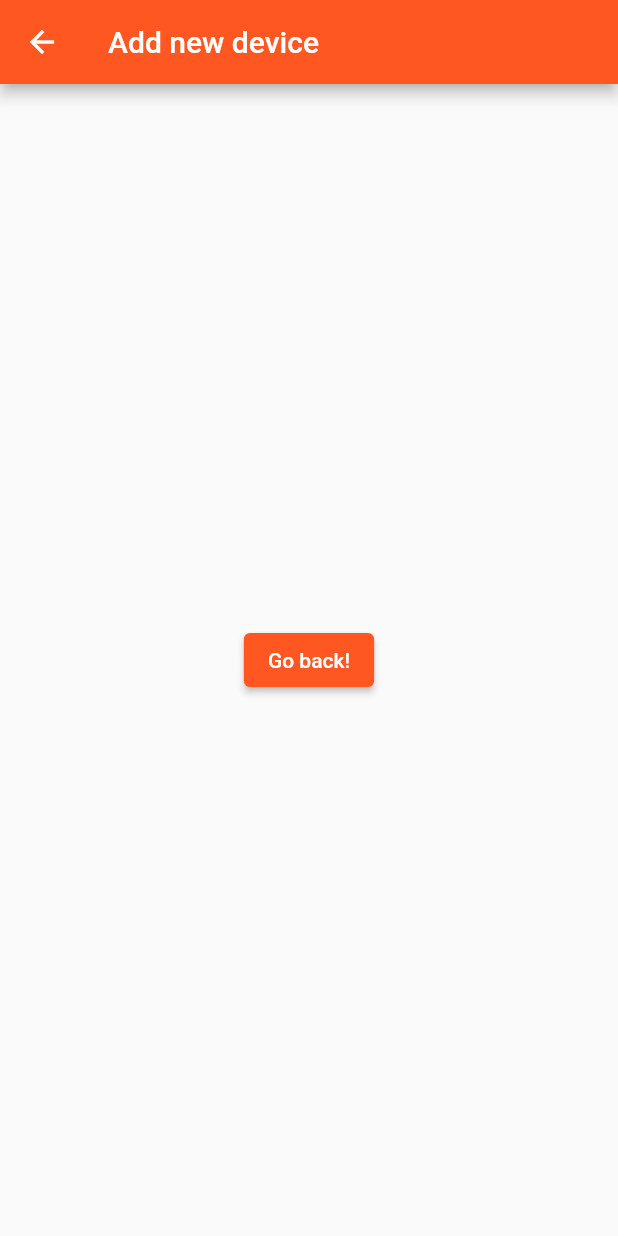
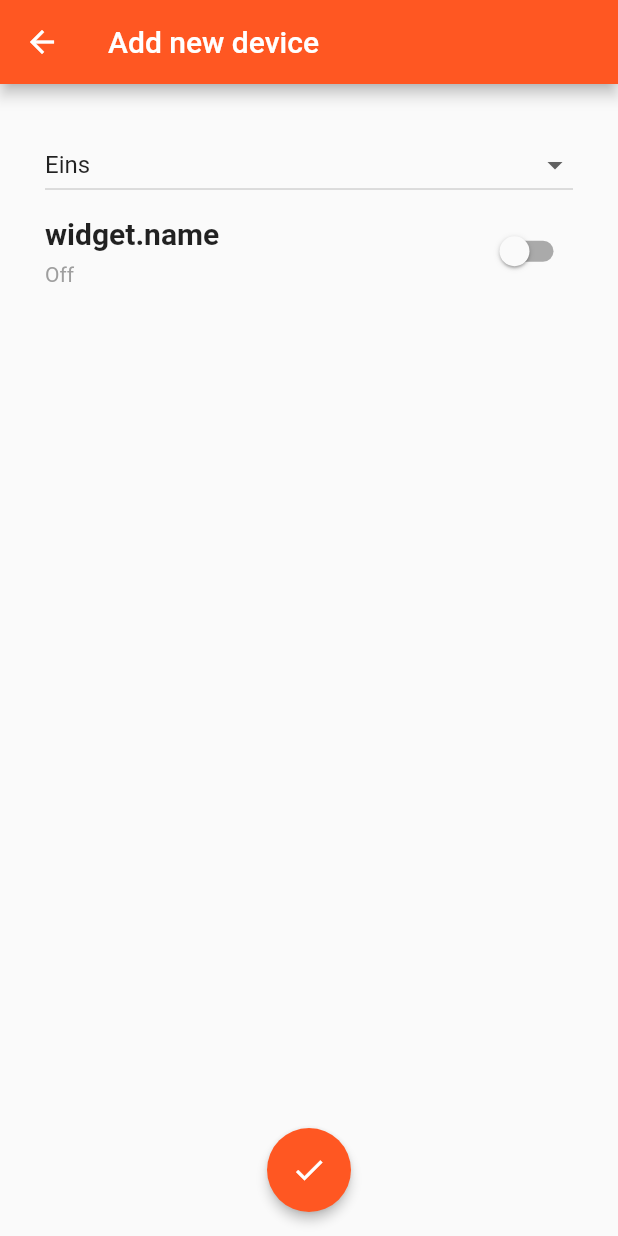
Before and after one commit to elivlo/home_control, a Flutter app: the screen it shows after launch, after a tap on the "add" icon, on a phone screen of 412 x 824 dp. Run offline on Flutter 3.47's test engine with Material 2 defaults, Android fonts, the phone set to English and light mode, and no system bars.

Commit message:
Change file structure and add unfinished create page

```diff
--- a/lib/MainTabWidget.dart
+++ b/lib/MainTabWidget.dart
@@ -1,13 +1,10 @@
-import 'dart:ffi';
-
 import 'package:flutter/material.dart';
 
 import 'package:home_control/subPages/pageNewDevice.dart';
 
-import 'controllableDevices/light.dart';
+import 'deviceControlWidgets/switchButton.dart';
 
 class MainTabs extends StatefulWidget {
-
   @override
   _MainTabsState createState() => _MainTabsState();
 }
@@ -15,6 +12,13 @@ class MainTabs extends StatefulWidget {
 class _MainTabsState extends State<MainTabs>
     with SingleTickerProviderStateMixin {
   TabController _tabController;
+
+  List<Widget> firstList = [
+    SwitchButton(key: UniqueKey(), name: "Eins Licht"),
+    SwitchButton(key: UniqueKey(),name: "Zwei"),
+    SwitchButton(key: UniqueKey(),name: "Drei"),
+    SwitchButton(key: UniqueKey(),name: "Vier")
+  ];
 
   @override
   void initState() {
@@ -52,12 +56,16 @@ class _MainTabsState extends State<MainTabs>
         body: TabBarView(
           controller: _tabController,
           children: [
-            ListView(
-              children: [
-                SwitchButton("Eins Licht")
-              ],
+            ReorderableListView(
+              padding: const EdgeInsets.only(left: 20, right: 20, top: 10),
+              children: firstList,
+              onReorder: _reorderFirstList,
             ),
-            Icon(Icons.single_bed),
+            ReorderableListView(
+              padding: const EdgeInsets.only(left: 20, right: 20, top: 10),
+              children: firstList,
+              onReorder: _reorderFirstList,
+            ),
             Icon(Icons.settings),
           ],
         ),
@@ -67,8 +75,6 @@ class _MainTabsState extends State<MainTabs>
 
 
   }
-
-
 
   Widget _bottomButtons() {
     if (_tabController.index + 1 == _tabController.length) {
@@ -92,4 +98,14 @@ class _MainTabsState extends State<MainTabs>
       );
     }
   }
+
+  void _reorderFirstList(int oldIndex, int newIndex) {
+    setState(() {
+      final Widget tmp = firstList.removeAt(oldIndex);
+      if (newIndex > oldIndex) {
+        newIndex -= 1;
+      }
+      firstList.insert(newIndex, tmp);
+    });
+  }
 }
--- a/lib/controllableDevices/light.dart
+++ /dev/null
@@ -1,61 +0,0 @@
-import 'package:flutter/material.dart';
-
-class SwitchButton extends StatefulWidget {
-  SwitchButton(this.name);
-
-  final String name;
-
-  @override
-  _SwitchButtonState createState() => _SwitchButtonState();
-}
-
-class _SwitchButtonState extends State<SwitchButton> {
-  bool state = false;
-
-  getState(bool s) {
-    return s ? "On" : "Off";
-  }
-
-  @override
-  Widget build(BuildContext context) {
-    return Container(
-        padding: const EdgeInsets.all(32),
-        child: Row(
-          children: [
-            Expanded(
-              child: Column(
-                crossAxisAlignment: CrossAxisAlignment.start,
-                children: [
-                  Container(
-                    padding: const EdgeInsets.only(bottom: 8),
-                    child: Text(
-                      widget.name,
-                      style: TextStyle(
-                        fontWeight: FontWeight.bold,
-                        fontSize: 20,
-                      ),
-                    ),
-                  ),
-                  Text(
-                    getState(state),
-                    style: TextStyle(
-                      color: Colors.grey[500],
-                    ),
-                  )
-                ],
-              ),
-            ),
-            Switch(
-              value: state,
-              activeColor: Colors.amber,
-              onChanged: (bool b){
-                setState(() {
-                  state = b;
-                });
-              },
-            ),
-          ],
-        )
-    );
-  }
-}
--- /dev/null
+++ b/lib/deviceControlWidgets/switchButton.dart
@@ -0,0 +1,121 @@
+import 'package:flutter/material.dart';
+
+class SwitchButton extends StatefulWidget {
+  SwitchButton({Key key, this.name}) : super(key: key);
+
+  final String name;
+
+  @override
+  _SwitchButtonState createState() => _SwitchButtonState();
+}
+
+class SwitchButtonConfig extends StatefulWidget {
+  @override
+  _SwitchButtonConfigState createState() => _SwitchButtonConfigState();
+}
+
+class _SwitchButtonState extends State<SwitchButton> {
+  bool state = false;
+
+  getState(bool s) {
+    return s ? "On" : "Off";
+  }
+
+  @override
+  Widget build(BuildContext context) {
+    return Container(
+        padding: const EdgeInsets.only(bottom: 20),
+        height: 67,
+        width: 500,
+        child: Row(
+          children: [
+            Expanded(
+              child: Column(
+                crossAxisAlignment: CrossAxisAlignment.start,
+                children: [
+                  Container(
+                    padding: const EdgeInsets.only(bottom: 8),
+                    child: Text(
+                      widget.name,
+                      style: TextStyle(
+                        fontWeight: FontWeight.bold,
+                        fontSize: 20,
+                      ),
+                    ),
+                  ),
+                  Text(
+                    getState(state),
+                    style: TextStyle(
+                      color: Colors.grey[500],
+                    ),
+                  )
+                ],
+              ),
+            ),
+            Switch(
+              value: state,
+              activeColor: Colors.amber,
+              onChanged: (bool b){
+                setState(() {
+                  state = b;
+                });
+              },
+            ),
+          ],
+        )
+    );
+  }
+}
+
+class _SwitchButtonConfigState extends State<SwitchButtonConfig> {
+  bool state = false;
+
+  getState(bool s) {
+    return s ? "On" : "Off";
+  }
+
+  @override
+  Widget build(BuildContext context) {
+    return Container(
+        padding: const EdgeInsets.only(bottom: 20),
+        height: 67,
+        width: 500,
+        child: Row(
+          children: [
+            Expanded(
+              child: Column(
+                crossAxisAlignment: CrossAxisAlignment.start,
+                children: [
+                  Container(
+                    padding: const EdgeInsets.only(bottom: 8),
+                    child: Text(
+                      "widget.name",
+                      style: TextStyle(
+                        fontWeight: FontWeight.bold,
+                        fontSize: 20,
+                      ),
+                    ),
+                  ),
+                  Text(
+                    getState(state),
+                    style: TextStyle(
+                      color: Colors.grey[500],
+                    ),
+                  )
+                ],
+              ),
+            ),
+            Switch(
+              value: state,
+              activeColor: Colors.amber,
+              onChanged: (bool b){
+                setState(() {
+                  state = b;
+                });
+              },
+            ),
+          ],
+        )
+    );
+  }
+}
--- a/lib/subPages/pageNewDevice.dart
+++ b/lib/subPages/pageNewDevice.dart
@@ -1,4 +1,5 @@
 import 'package:flutter/material.dart';
+import 'package:home_control/deviceControlWidgets/switchButton.dart';
 
 class NewDevicePage extends StatefulWidget {
   NewDevicePage(this.page);
@@ -9,8 +10,37 @@ class NewDevicePage extends StatefulWidget {
   _NewDevicePage createState() => _NewDevicePage();
 }
 
+String selDeviceName = 'Eins';
+Map<String, Widget> dev = {
+  "Eins": SwitchButtonConfig(),
+  "Zwei": Text("z"),
+  "Drei": Text("d")
+};
+
 class _NewDevicePage extends State<NewDevicePage> {
-  String name = "";
+  _NewDevicePage() {
+    column.add(
+      DropdownButton<String>(
+        isExpanded: true,
+        value: selDeviceName,
+        onChanged: (String value) {
+          setState(() {
+            selDeviceName = value;
+            _showDevConfig(value);
+          });
+        },
+        items: dev.keys.map<DropdownMenuItem<String>>((String value) {
+          return DropdownMenuItem<String>(
+            value: value,
+            child: Text(value),
+          );
+        }).toList(),
+      )
+    );
+    column.add(dev["Eins"]);
+  }
+
+  List<Widget> column = [];
 
   @override
   Widget build(BuildContext context) {
@@ -19,14 +49,34 @@ class _NewDevicePage extends State<NewDevicePage> {
         title: Text("Add new device"),
       ),
       body: Center(
-        child: ElevatedButton(
-          onPressed: () {
-            print(widget.page);
-            Navigator.pop(context);
-          },
-          child: Text('Go back!'),
+        child: Container(
+            padding: const EdgeInsets.all(30),
+            child: ListView.builder(
+              itemCount: column.length,
+              itemBuilder: (BuildContext context, int index) {
+                return Container(
+                  padding: const EdgeInsets.only(bottom: 10),
+                  child: Center(
+                    child: column[index],
+                  ),
+                );
+              },
+            )
+          )
         ),
+      floatingActionButton: FloatingActionButton(
+        child: Icon(Icons.check),
+        elevation: 3.0,
+        onPressed: () {
+          print("add");
+          Navigator.pop(context);
+        },
       ),
+      floatingActionButtonLocation: FloatingActionButtonLocation.centerFloat,
     );
   }
+
+  void _showDevConfig(String value){
+    column[1] = (dev[value]);
+  }
 }
```
